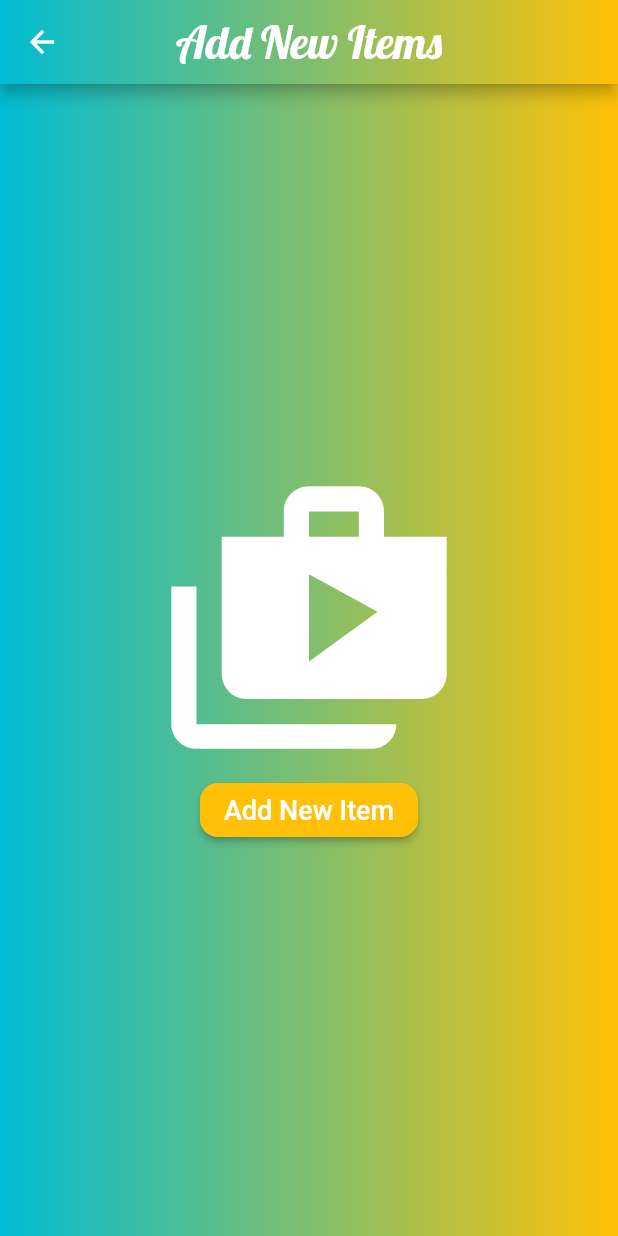
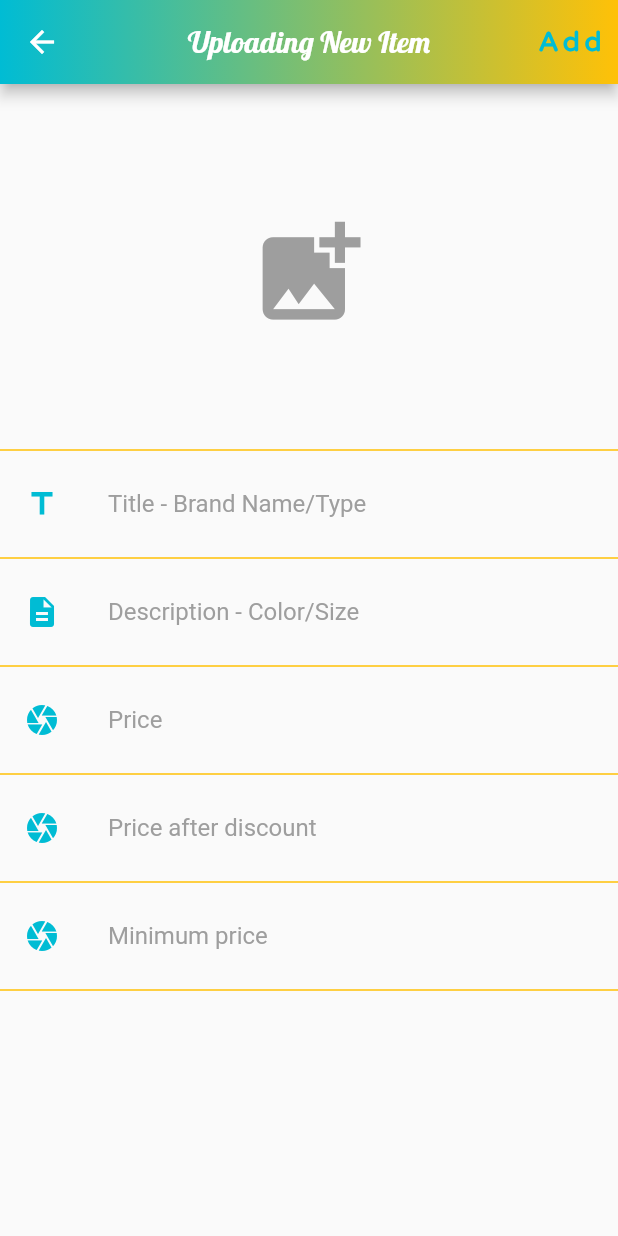
Before and after one commit to akib-khan/sellers_app, a Flutter app: the ItemsUploadScreen screen opened directly, on a phone screen of 412 x 824 dp. Run offline on Flutter 3.47's test engine with Material 2 defaults, Android fonts, the light colour scheme and no system bars; our stand-ins replace cloud_firestore, dropdown_button2, firebase_auth, firebase_core, firebase_dynamic_links, firebase_storage and 7 more; accounts and stored records are empty.

Commit message:
Items Screen Updated
Items Screen Updated

```diff
--- a/lib/mainScreens/home_screen.dart
+++ b/lib/mainScreens/home_screen.dart
@@ -4,7 +4,9 @@ import 'package:flutter_staggered_grid_view/flutter_staggered_grid_view.dart';
 import 'package:sellers_app/authentication/auth_screen.dart';
 import 'package:sellers_app/global/global.dart';
 import 'package:sellers_app/mainScreens/itemsScreen.dart';
+import 'package:sellers_app/model/items.dart';
 import 'package:sellers_app/model/menus.dart';
+import 'package:sellers_app/uploadScreens/items_upload_screen.dart';
 import 'package:sellers_app/uploadScreens/menus_upload_screen.dart';
 import 'package:sellers_app/widgets/info_design.dart';
 import 'package:sellers_app/widgets/my_drawer.dart';
@@ -52,7 +54,7 @@ class _HomeScreenState extends State<HomeScreen> {
             icon: const Icon(Icons.post_add, color: Colors.cyan,),
             onPressed: ()
             {
-              Navigator.push(context, MaterialPageRoute(builder: (c)=> ItemsScreen()));
+              Navigator.push(context, MaterialPageRoute(builder: (c)=> ItemsUploadScreen()));
             },
           ),
         ],
@@ -78,7 +80,7 @@ class _HomeScreenState extends State<HomeScreen> {
                       staggeredTileBuilder: (c) => StaggeredTile.fit(1),
                       itemBuilder: (context, index)
                       {
-                        Menus model1= Menus.fromJson(
+                        Items model1= Items.fromJson(
                           snapshot.data!.docs[index].data()! as Map<String, dynamic>,
                         );
                         return InfoDesignWidget(
--- a/lib/model/items.dart
+++ b/lib/model/items.dart
@@ -6,7 +6,7 @@ class Items
   String? sellerUID;
   String? itemID;
   String? title;
-  String? shortInfo;
+  //String? shortInfo;
   Timestamp? publishedDate;
   String? thumbnailUrl;
   String? longDescription;
@@ -20,7 +20,7 @@ class Items
     this.sellerUID,
     this.itemID,
     this.title,
-    this.shortInfo,
+    //this.shortInfo,
     this.publishedDate,
     this.thumbnailUrl,
     this.longDescription,
@@ -33,7 +33,7 @@ class Items
     sellerUID = json['sellerUID'];
     itemID = json['itemID'];
     title = json['title'];
-    shortInfo = json['shortInfo'];
+    //shortInfo = json['shortInfo'];
     publishedDate = json['publishedDate'];
     thumbnailUrl = json['thumbnailUrl'];
     longDescription = json['longDescription'];
@@ -50,7 +50,7 @@ class Items
     data['sellerUID'] = sellerUID;
     data['itemID'] = itemID;
     data['title'] = title;
-    data['shortInfo'] = shortInfo;
+    //data['shortInfo'] = shortInfo;
     data['price'] = price;
     data['publishedDate'] = publishedDate;
     data['thumbnailUrl'] = thumbnailUrl;
--- a/lib/uploadScreens/items_upload_screen.dart
+++ b/lib/uploadScreens/items_upload_screen.dart
@@ -29,7 +29,7 @@ class _ItemsUploadScreenState extends State<ItemsUploadScreen>
   XFile? imageXFile;
   final ImagePicker _picker = ImagePicker();
 
-  TextEditingController shortInfoController = TextEditingController();
+  //TextEditingController shortInfoController = TextEditingController();
   TextEditingController titleController = TextEditingController();
   TextEditingController descriptionController = TextEditingController();
   TextEditingController priceController = TextEditingController();
@@ -236,13 +236,25 @@ class _ItemsUploadScreenState extends State<ItemsUploadScreen>
       body: ListView(
         children: [
           uploading == true ? linearProgress() : const Text(""),
-          Container(
+          InkWell(
+              onTap: ()
+              {
+                takeImage(context);
+              },
+          child: Container(
             height: 220,
             width: MediaQuery.of(context).size.width * 0.8,
             child: Center(
               child: AspectRatio(
                 aspectRatio: 16/9,
                 child: Container(
+                    child: imageXFile == null?
+                    Icon(
+                      Icons.add_photo_alternate,
+                      size: MediaQuery.of(context).size.width * 0.20,
+                      color: Colors.grey,
+                    )
+                    : Container(
                       decoration: BoxDecoration(
                         image: DecorationImage(
                            image: FileImage(
@@ -255,11 +267,13 @@ class _ItemsUploadScreenState extends State<ItemsUploadScreen>
                 ),
               ),
             ),
+          ),
+          ),
           const Divider(
             color: Colors.amber,
             thickness: 1,
           ),
-          ListTile(
+          /*ListTile(
             leading: const Icon(Icons.perm_device_information,  color: Colors.cyan,),
             title: Container(
               width: 250,
@@ -277,7 +291,7 @@ class _ItemsUploadScreenState extends State<ItemsUploadScreen>
           const Divider(
             color: Colors.amber,
             thickness: 1,
-          ),
+          ),*/
           ListTile(
             leading: const Icon(Icons.title,  color: Colors.cyan,),
             title: Container(
@@ -286,7 +300,7 @@ class _ItemsUploadScreenState extends State<ItemsUploadScreen>
                 style: const TextStyle(color: Colors.black),
                 controller: titleController,
                 decoration: const InputDecoration(
-                  hintText: "title",
+                  hintText: "Title - Brand Name/Type",
                   hintStyle: TextStyle(color: Colors.grey),
                   border: InputBorder.none,
                 ),
@@ -305,7 +319,7 @@ class _ItemsUploadScreenState extends State<ItemsUploadScreen>
                 style: const TextStyle(color: Colors.black),
                 controller: descriptionController,
                 decoration: const InputDecoration(
-                  hintText: "description",
+                  hintText: "Description - Color/Size",
                   hintStyle: TextStyle(color: Colors.grey),
                   border: InputBorder.none,
                 ),
@@ -325,7 +339,7 @@ class _ItemsUploadScreenState extends State<ItemsUploadScreen>
                 style: const TextStyle(color: Colors.black),
                 controller: priceController,
                 decoration: const InputDecoration(
-                  hintText: "price",
+                  hintText: "Price",
                   hintStyle: TextStyle(color: Colors.grey),
                   border: InputBorder.none,
                 ),
@@ -345,7 +359,7 @@ class _ItemsUploadScreenState extends State<ItemsUploadScreen>
                 style: const TextStyle(color: Colors.black),
                 controller: discountPriceController,
                 decoration: const InputDecoration(
-                  hintText: "price after discount",
+                  hintText: "Price after discount",
                   hintStyle: TextStyle(color: Colors.grey),
                   border: InputBorder.none,
                 ),
@@ -384,7 +398,7 @@ class _ItemsUploadScreenState extends State<ItemsUploadScreen>
   clearMenusUploadForm()
   {
     setState(() {
-      shortInfoController.clear();
+      //shortInfoController.clear();
       titleController.clear();
       priceController.clear();
       discountPriceController.clear();
@@ -399,7 +413,7 @@ class _ItemsUploadScreenState extends State<ItemsUploadScreen>
   {
     if(imageXFile != null)
     {
-      if(shortInfoController.text.isNotEmpty && titleController.text.isNotEmpty && descriptionController.text.isNotEmpty && priceController.text.isNotEmpty && discountPriceController.text.isNotEmpty && minPriceController.text.isNotEmpty)
+      if(/*shortInfoController.text.isNotEmpty &&*/ titleController.text.isNotEmpty && descriptionController.text.isNotEmpty && priceController.text.isNotEmpty && discountPriceController.text.isNotEmpty && minPriceController.text.isNotEmpty)
       {
         setState(() {
           uploading = true;
@@ -418,7 +432,7 @@ class _ItemsUploadScreenState extends State<ItemsUploadScreen>
             builder: (c)
             {
               return ErrorDialog(
-                message: "Please write title and info for menu.",
+                message: "Please write title and info for Item.",
               );
             }
         );
@@ -431,7 +445,7 @@ class _ItemsUploadScreenState extends State<ItemsUploadScreen>
           builder: (c)
           {
             return ErrorDialog(
-              message: "Please pick an image for menu.",
+              message: "Please pick an image for Item.",
             );
           }
       );
@@ -449,8 +463,8 @@ class _ItemsUploadScreenState extends State<ItemsUploadScreen>
       "itemID": uniqueIdName,
       //"menuID": widget.model!.menuID,
       "sellerUID": sharedPreferences!.getString("uid"),
-      "sellerName": sharedPreferences!.getString("name"),
-      "shortInfo": shortInfoController.text.toString(),
+      "sellerName": sharedPreferences!.getString("name")?.toUpperCase(),
+      //"shortInfo": shortInfoController.text.toString().toUpperCase(),
       "longDescription": descriptionController.text.toString(),
       "price": int.parse(priceController.text),
       "discountPrice": int.parse(discountPriceController.text),
@@ -469,7 +483,7 @@ class _ItemsUploadScreenState extends State<ItemsUploadScreen>
         //"menuID": widget.model!.menuID,
         "sellerUID": sharedPreferences!.getString("uid"),
         "sellerName": sharedPreferences!.getString("name"),
-        "shortInfo": shortInfoController.text.toString(),
+        //"shortInfo": shortInfoController.text.toString(),
         "longDescription": descriptionController.text.toString(),
         "price": int.parse(priceController.text),
         "discountPrice": int.parse(discountPriceController.text),
@@ -486,7 +500,9 @@ class _ItemsUploadScreenState extends State<ItemsUploadScreen>
         uniqueIdName = DateTime.now().millisecondsSinceEpoch.toString();
         uploading = false;
       });
+      Navigator.push(context, MaterialPageRoute(builder: (c)=> const HomeScreen()));
     });
+
   }
 
   uploadImage(mImageFile) async
@@ -508,6 +524,6 @@ class _ItemsUploadScreenState extends State<ItemsUploadScreen>
   @override
   Widget build(BuildContext context)
   {
-    return imageXFile == null ? defaultScreen() : itemsUploadFormScreen();
+    return itemsUploadFormScreen();
   }
 }
--- a/lib/widgets/info_design.dart
+++ b/lib/widgets/info_design.dart
@@ -3,13 +3,14 @@ import 'package:flutter/material.dart';
 import 'package:fluttertoast/fluttertoast.dart';
 import 'package:sellers_app/global/global.dart';
 import 'package:sellers_app/mainScreens/itemsScreen.dart';
+import 'package:sellers_app/model/items.dart';
 import 'package:sellers_app/model/menus.dart';
 
 
 
 class InfoDesignWidget extends StatefulWidget
 {
-  Menus? model;
+  Items? model;
   BuildContext? context;
 
   InfoDesignWidget({this.model, this.context});
@@ -65,7 +66,7 @@ class _InfoDesignWidgetState extends State<InfoDesignWidget>
                 mainAxisAlignment: MainAxisAlignment.center,
                 children: [
                   Text(
-                    widget.model!.menuTitle!,
+                    widget.model!.title!,
                     style: const TextStyle(
                       color: Colors.cyan,
                       fontSize: 20,
--- a/lib/widgets/items_design.dart
+++ b/lib/widgets/items_design.dart
@@ -57,7 +57,7 @@ class _ItemsDesignWidgetState extends State<ItemsDesignWidget> {
               ),
               const SizedBox(height: 2.0,),
               Text(
-                widget.model!.shortInfo!,
+                widget.model!.longDescription!,
                 style: const TextStyle(
                   color: Colors.grey,
                   fontSize: 12,
```
Also changed, not shown: 1 other file. Lines whose indentation alone changed are shown as unchanged.
